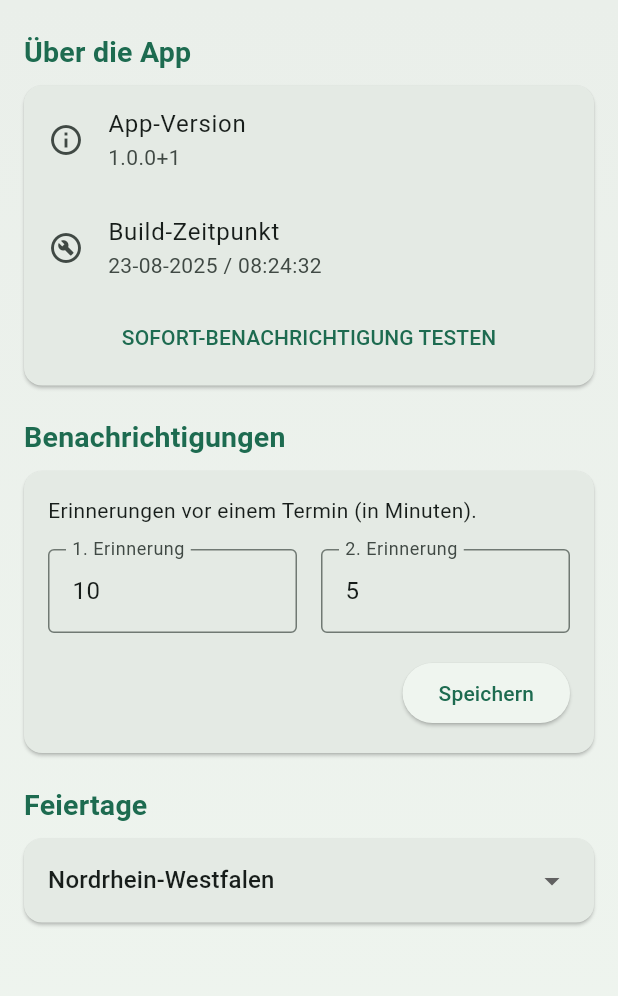
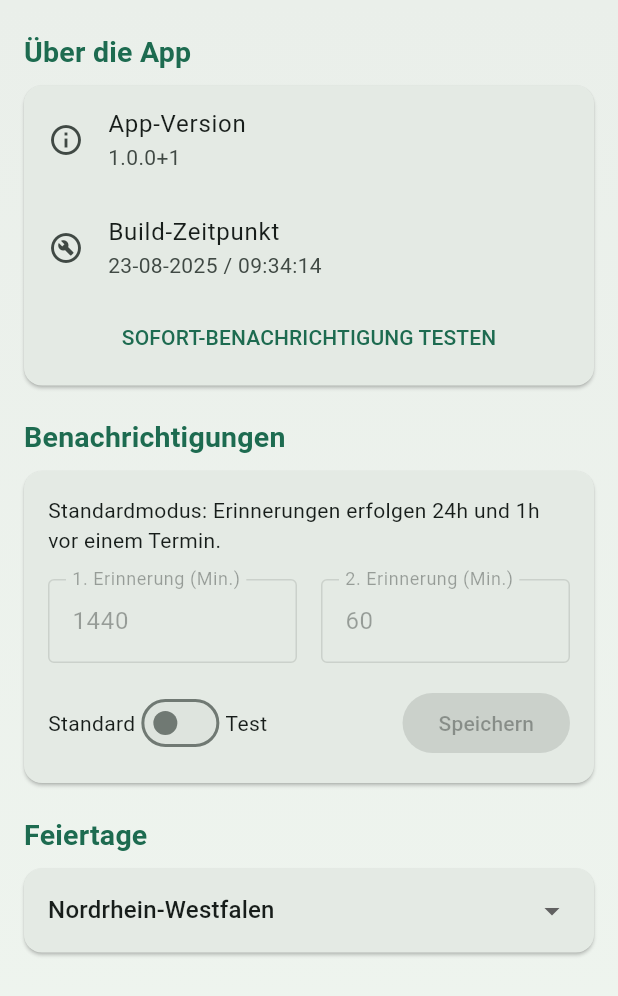
Before and after one commit to urdev-github1/ukalender2, a Flutter app: the screen it shows after launch, after a tap on the "settings" icon, on a phone screen of 412 x 824 dp. Shown: the top 996 px of the screen. Run offline on Flutter 3.47's test engine with Material 3 defaults, Android fonts, the phone set to English and light mode, and no system bars; our stand-ins replace file_picker, firebase_core, firebase_messaging, flutter_local_notifications, package_info_plus, share_plus and 4 more; missing offline and left inert: add_2_calendar, icalendar_parser, icalendar_plus; accounts and stored records are empty; network calls fail.

Commit message:
SettingsScreen erweitert

```diff
--- a/lib/main.dart
+++ b/lib/main.dart
@@ -53,7 +53,6 @@ class MyApp extends StatelessWidget {
       theme: ThemeData(
         useMaterial3: true,
         colorScheme: ColorScheme.fromSeed(
-          //seedColor: const Color(0xFF006C4E), // Ein tiefes Waldgrün
           seedColor: const Color(0xFF006C4E), // Ein tiefes Waldgrün
           brightness: Brightness.light,
         ),
--- a/lib/screens/settings_screen.dart
+++ b/lib/screens/settings_screen.dart
@@ -4,7 +4,7 @@ import 'package:flutter/material.dart';
 import 'package:flutter/services.dart';
 import 'package:package_info_plus/package_info_plus.dart';
 import '../generated/build_info.dart';
-import '../services/notification_service.dart'; // NEUER Import für den Test-Button
+import '../services/notification_service.dart';
 import '../services/storage_service.dart';
 
 class SettingsScreen extends StatefulWidget {
@@ -26,6 +26,9 @@ class _SettingsScreenState extends State<SettingsScreen> {
 
   late TextEditingController _reminder1Controller;
   late TextEditingController _reminder2Controller;
+
+  // Zustand für den Umschalter
+  bool _isTestNotificationMode = false;
 
   final Map<String, String> _germanStates = {
     'NATIONAL': 'Bundesweit',
@@ -66,12 +69,24 @@ class _SettingsScreenState extends State<SettingsScreen> {
   Future<void> _loadAllSettings() async {
     final savedState = await _storageService.getSelectedState();
     final reminderMinutes = await _storageService.getReminderMinutes();
+    // Lade den Zustand des Umschalters aus dem Speicher
+    final isTestMode = await _storageService.getIsTestNotification();
+
     // Sicherstellen, dass der State noch gemounted ist, bevor setState aufgerufen wird
     if (mounted) {
       setState(() {
         _selectedStateCode = savedState;
+        _isTestNotificationMode = isTestMode;
+
+        // Setze die Controller-Werte basierend auf dem Modus
+        if (_isTestNotificationMode) {
           _reminder1Controller.text = reminderMinutes['reminder1']!.toString();
           _reminder2Controller.text = reminderMinutes['reminder2']!.toString();
+        } else {
+          // Im Standardmodus die festen Werte anzeigen
+          _reminder1Controller.text = '1440';
+          _reminder2Controller.text = '60';
+        }
       });
     }
   }
@@ -98,6 +113,8 @@ class _SettingsScreenState extends State<SettingsScreen> {
     // Schließt die Tastatur, bevor gespeichert wird
     FocusScope.of(context).unfocus();
 
+    // Speichern ist nur im Testmodus möglich und sinnvoll
+    if (_isTestNotificationMode) {
       final reminder1 = int.tryParse(_reminder1Controller.text) ?? 0;
       final reminder2 = int.tryParse(_reminder2Controller.text) ?? 0;
       _storageService.saveReminderMinutes(reminder1, reminder2);
@@ -105,10 +122,11 @@ class _SettingsScreenState extends State<SettingsScreen> {
       // Feedback für den Benutzer
       ScaffoldMessenger.of(context).showSnackBar(
         const SnackBar(
-        content: Text('Erinnerungszeiten gespeichert.'),
+          content: Text('Test-Erinnerungszeiten gespeichert.'),
           duration: Duration(seconds: 2),
         ),
       );
+    }
   }
 
   Widget _buildSectionTitle(BuildContext context, String title) {
@@ -128,26 +146,11 @@ class _SettingsScreenState extends State<SettingsScreen> {
   @override
   Widget build(BuildContext context) {
     final colorScheme = Theme.of(context).colorScheme;
-    //final isDarkMode = Theme.of(context).brightness == Brightness.dark;
 
     return Scaffold(
-      // appBar: AppBar(
-      //   title: const Text('Einstellungen'),
-      //   backgroundColor: Colors.transparent,
-      //   elevation: 0,
-      //   systemOverlayStyle: SystemUiOverlayStyle(
-      //     statusBarColor: Colors.transparent,
-      //     statusBarIconBrightness: isDarkMode
-      //         ? Brightness.light
-      //         : Brightness.dark,
-      //     statusBarBrightness: isDarkMode ? Brightness.dark : Brightness.light,
-      //   ),
-      // ),
       extendBodyBehindAppBar: true,
       body: PopScope(
         canPop: false,
-        // UPDATED: 'onPopInvoked' is replaced with 'onPopInvokedWithResult'
-        // and the callback signature is updated.
         onPopInvokedWithResult: (bool didPop, Object? result) {
           if (didPop) return;
           Navigator.of(context).pop(true);
@@ -166,9 +169,6 @@ class _SettingsScreenState extends State<SettingsScreen> {
               ),
             ),
             child: ListView(
-              // padding: EdgeInsets.only(
-              //   top: kToolbarHeight + MediaQuery.of(context).padding.top,
-              // ),
               children: [
                 _buildSectionTitle(context, 'Über die App'),
                 Card(
@@ -187,9 +187,6 @@ class _SettingsScreenState extends State<SettingsScreen> {
                         title: const Text('Build-Zeitpunkt'),
                         subtitle: const Text(BuildInfo.buildTimestamp),
                       ),
-                      // =======================================================================
-                      // ==================== HIER IST DER TEST-BUTTON =========================
-                      // =======================================================================
                       Padding(
                         padding: const EdgeInsets.only(bottom: 8.0),
                         child: TextButton(
@@ -199,8 +196,6 @@ class _SettingsScreenState extends State<SettingsScreen> {
                           child: const Text('SOFORT-BENACHRICHTIGUNG TESTEN'),
                         ),
                       ),
-                      // =======================================================================
-                      // =======================================================================
                     ],
                   ),
                 ),
@@ -212,17 +207,24 @@ class _SettingsScreenState extends State<SettingsScreen> {
                     child: Column(
                       crossAxisAlignment: CrossAxisAlignment.start,
                       children: [
-                        const Text(
-                          'Erinnerungen vor einem Termin (in Minuten).',
+                        // =======================================================================
+                        // ==================== HIER BEGINNT DIE ÄNDERUNG ========================
+                        // =======================================================================
+                        Text(
+                          !_isTestNotificationMode
+                              ? 'Standardmodus: Erinnerungen erfolgen 24h und 1h vor einem Termin.'
+                              : 'Testmodus: Definieren Sie die Erinnerungszeiten in Minuten.',
                         ),
                         const SizedBox(height: 16),
                         Row(
                           children: [
                             Expanded(
                               child: TextField(
+                                // Feld ist nur im Testmodus bedienbar
+                                enabled: _isTestNotificationMode,
                                 controller: _reminder1Controller,
                                 decoration: const InputDecoration(
-                                  labelText: '1. Erinnerung',
+                                  labelText: '1. Erinnerung (Min.)',
                                   border: OutlineInputBorder(),
                                 ),
                                 keyboardType: TextInputType.number,
@@ -234,9 +236,11 @@ class _SettingsScreenState extends State<SettingsScreen> {
                             const SizedBox(width: 16),
                             Expanded(
                               child: TextField(
+                                // Feld ist nur im Testmodus bedienbar
+                                enabled: _isTestNotificationMode,
                                 controller: _reminder2Controller,
                                 decoration: const InputDecoration(
-                                  labelText: '2. Erinnerung',
+                                  labelText: '2. Erinnerung (Min.)',
                                   border: OutlineInputBorder(),
                                 ),
                                 keyboardType: TextInputType.number,
@@ -248,13 +252,52 @@ class _SettingsScreenState extends State<SettingsScreen> {
                           ],
                         ),
                         const SizedBox(height: 16),
-                        Align(
-                          alignment: Alignment.centerRight,
-                          child: ElevatedButton(
-                            onPressed: _saveReminderSettings,
+                        Row(
+                          mainAxisAlignment: MainAxisAlignment.end,
+                          children: [
+                            const Text('Standard'),
+                            // Der Umschalter
+                            Switch(
+                              value: _isTestNotificationMode,
+                              onChanged: (value) {
+                                setState(() {
+                                  _isTestNotificationMode = value;
+                                  // Beim Wechsel des Modus, die Texte aktualisieren
+                                  if (value) {
+                                    // Wechsel zu Test: Lade gespeicherte Werte
+                                    _storageService.getReminderMinutes().then((
+                                      minutes,
+                                    ) {
+                                      _reminder1Controller.text =
+                                          minutes['reminder1']!.toString();
+                                      _reminder2Controller.text =
+                                          minutes['reminder2']!.toString();
+                                    });
+                                  } else {
+                                    // Wechsel zu Standard: Setze feste Werte
+                                    _reminder1Controller.text = '1440';
+                                    _reminder2Controller.text = '60';
+                                  }
+                                });
+                                // Speichere die neue Modus-Einstellung sofort
+                                _storageService.saveIsTestNotification(value);
+                              },
+                            ),
+                            const Text('Test'),
+                            const Spacer(), // Flexibler Abstand
+                            // Der Speichern-Button
+                            ElevatedButton(
+                              // Button ist nur im Testmodus aktiv
+                              onPressed: _isTestNotificationMode
+                                  ? _saveReminderSettings
+                                  : null,
                               child: const Text('Speichern'),
                             ),
+                          ],
                         ),
+                        // =======================================================================
+                        // ===================== HIER ENDET DIE ÄNDERUNG =========================
+                        // =======================================================================
                       ],
                     ),
                   ),
--- a/lib/services/storage_service.dart
+++ b/lib/services/storage_service.dart
@@ -27,6 +27,28 @@ class StorageService {
   static const _stateCodeKey = 'user_state_code';
   static const _reminder1MinutesKey = 'reminder_1_minutes';
   static const _reminder2MinutesKey = 'reminder_2_minutes';
+  // =======================================================================
+  // ==================== HIER BEGINNT DIE ÄNDERUNG ========================
+  // =======================================================================
+  // Neuer Schlüssel für den Benachrichtigungsmodus
+  static const _isTestNotificationKey = 'is_test_notification';
+
+  /// Speichert den Zustand des Benachrichtigungs-Umschalters.
+  /// `isTest` ist `true` für den Testmodus, `false` für den Standardmodus.
+  Future<void> saveIsTestNotification(bool isTest) async {
+    final prefs = await SharedPreferences.getInstance();
+    await prefs.setBool(_isTestNotificationKey, isTest);
+  }
+
+  /// Ruft den aktuellen Zustand des Benachrichtigungs-Umschalters ab.
+  /// Standardmäßig wird `false` (Standardmodus) zurückgegeben.
+  Future<bool> getIsTestNotification() async {
+    final prefs = await SharedPreferences.getInstance();
+    return prefs.getBool(_isTestNotificationKey) ?? false;
+  }
+  // =======================================================================
+  // ===================== HIER ENDET DIE ÄNDERUNG =========================
+  // =======================================================================
 
   Future<void> saveSelectedState(String stateCode) async {
     final prefs = await SharedPreferences.getInstance();
@@ -50,10 +72,11 @@ class StorageService {
       // =======================================================================
       // ==================== HIER IST DIE ÄNDERUNG ============================
       // =======================================================================
-      // 1. Erinnerung (die weiter entfernte) ist standardmäßig 10 Minuten vorher.
-      'reminder1': prefs.getInt(_reminder1MinutesKey) ?? 10,
-      // 2. Erinnerung (die nähere) ist standardmäßig 5 Minuten vorher.
-      'reminder2': prefs.getInt(_reminder2MinutesKey) ?? 5,
+      // Die Standard-Erinnerungswerte wurden gemäß Anforderung angepasst.
+      // 1. Erinnerung: 24 Stunden (1440 Minuten) vorher.
+      'reminder1': prefs.getInt(_reminder1MinutesKey) ?? 1440,
+      // 2. Erinnerung: 1 Stunde (60 Minuten) vorher.
+      'reminder2': prefs.getInt(_reminder2MinutesKey) ?? 60,
       // =======================================================================
       // =======================================================================
     };
```
Also changed, not shown: lib/services/notification_service.dart (+29 -3 lines), lib/generated/build_info.dart. Lines whose indentation alone changed are shown as unchanged.
